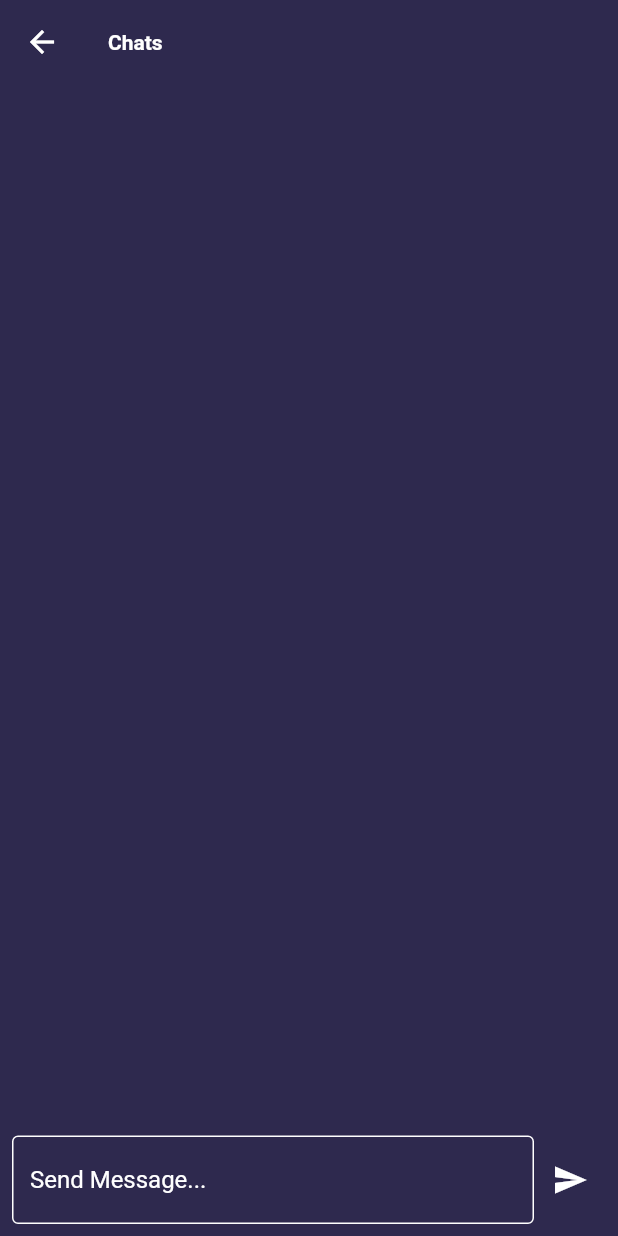
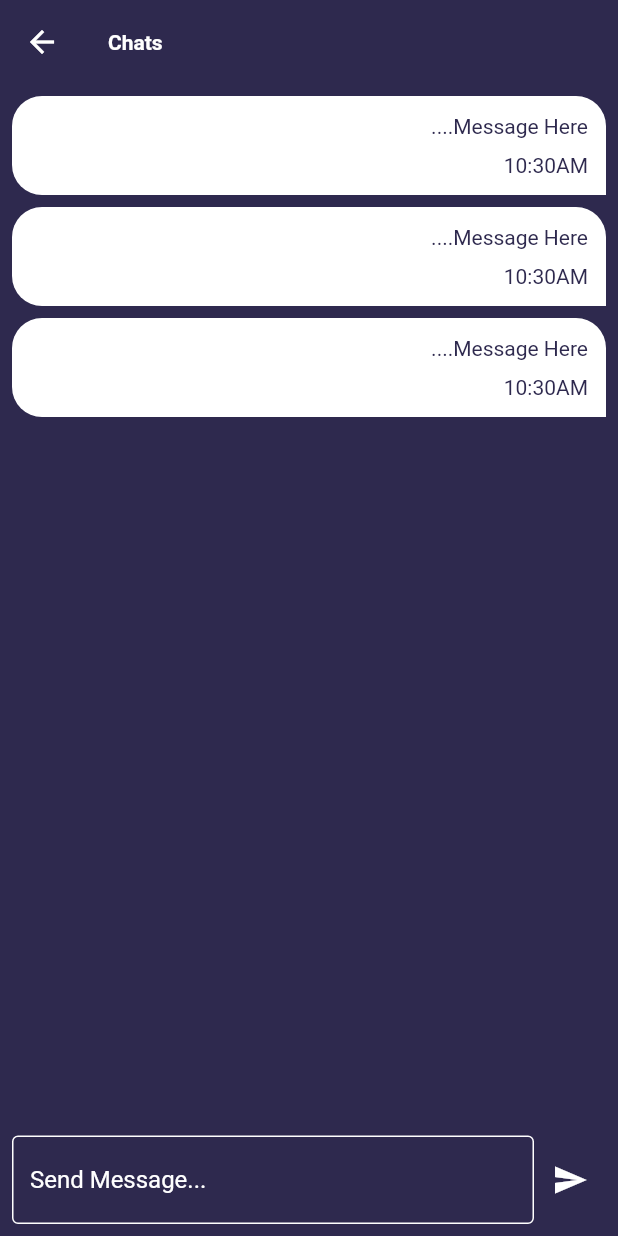
Before and after one commit to abdGhost/emart_seller, a Flutter app: the ChatScreen screen opened directly, on a phone screen of 412 x 824 dp. Run offline on Flutter 3.47's test engine with Material 2 defaults, Android fonts, the phone set to English and light mode, and no system bars; our stand-ins replace firebase_core, get, velocity_x; accounts and stored records are empty.

Commit message:
Worked on chat_bubbles Screen

```diff
--- a/lib/views/messages_screens/chat_screen.dart
+++ b/lib/views/messages_screens/chat_screen.dart
@@ -1,4 +1,5 @@
 import 'package:emart_seller/const/const.dart';
+import 'package:emart_seller/views/messages_screens/components/chat_bubbles.dart';
 import 'package:emart_seller/widgets/text_styles.dart';
 
 class ChatScreen extends StatelessWidget {
@@ -18,9 +19,7 @@ class ChatScreen extends StatelessWidget {
               child: ListView.builder(
                   itemCount: 3,
                   itemBuilder: (context, index) {
-                    return Container(
-                      color: white,
-                    );
+                    return chatBubbles();
                   }),
             ),
             10.heightBox,
--- a/lib/views/messages_screens/components/chat_bubbles.dart
+++ b/lib/views/messages_screens/components/chat_bubbles.dart
@@ -1,5 +1,28 @@
+import 'package:emart_seller/widgets/text_styles.dart';
+
 import '../../../const/const.dart';
 
-Widget ChatBubbles() {
-  return Container();
+Widget chatBubbles() {
+  return Directionality(
+    textDirection: TextDirection.rtl,
+    child: Container(
+      padding: const EdgeInsets.all(12),
+      margin: const EdgeInsets.only(bottom: 8),
+      decoration: const BoxDecoration(
+        color: white,
+        borderRadius: BorderRadius.only(
+            topLeft: Radius.circular(20),
+            topRight: Radius.circular(20),
+            bottomLeft: Radius.circular(20)),
+      ),
+      child: Column(
+        crossAxisAlignment: CrossAxisAlignment.start,
+        children: [
+          normalText(text: 'Message Here....', color: purpleColor),
+          10.heightBox,
+          normalText(text: '10:30AM', color: purpleColor),
+        ],
+      ),
+    ),
+  );
 }
```
Also changed, not shown: 4 other files.
